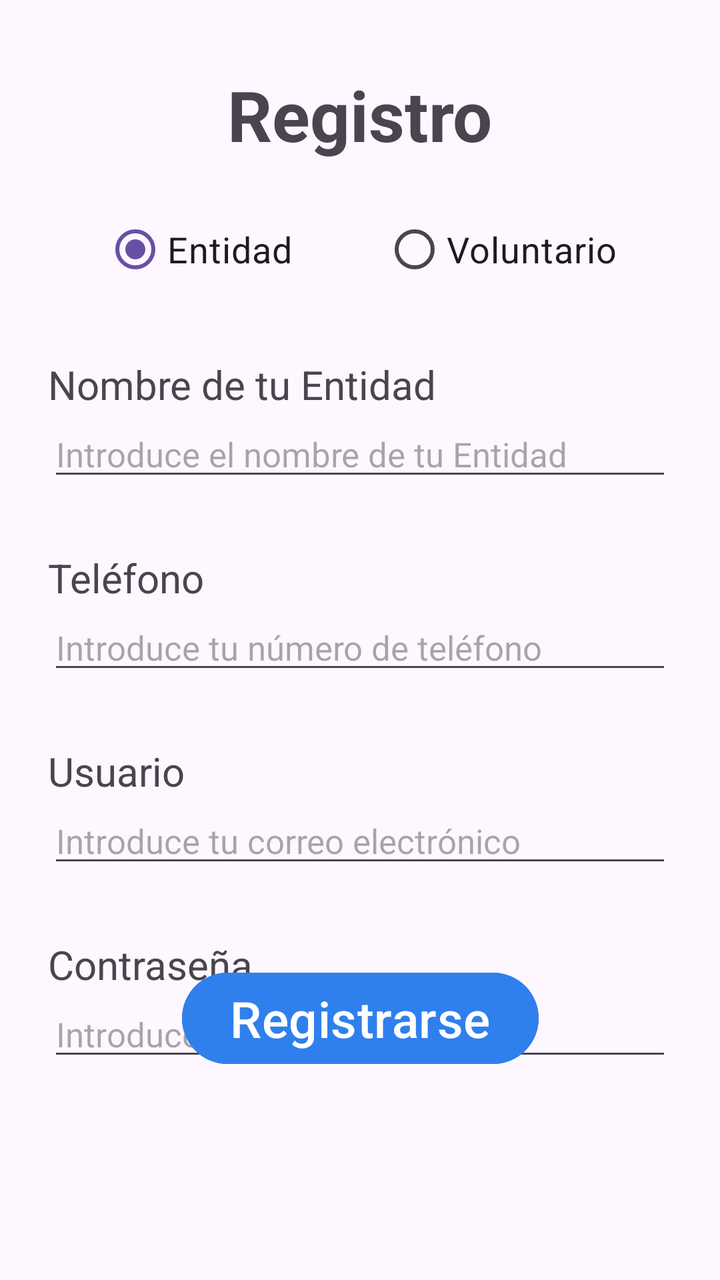
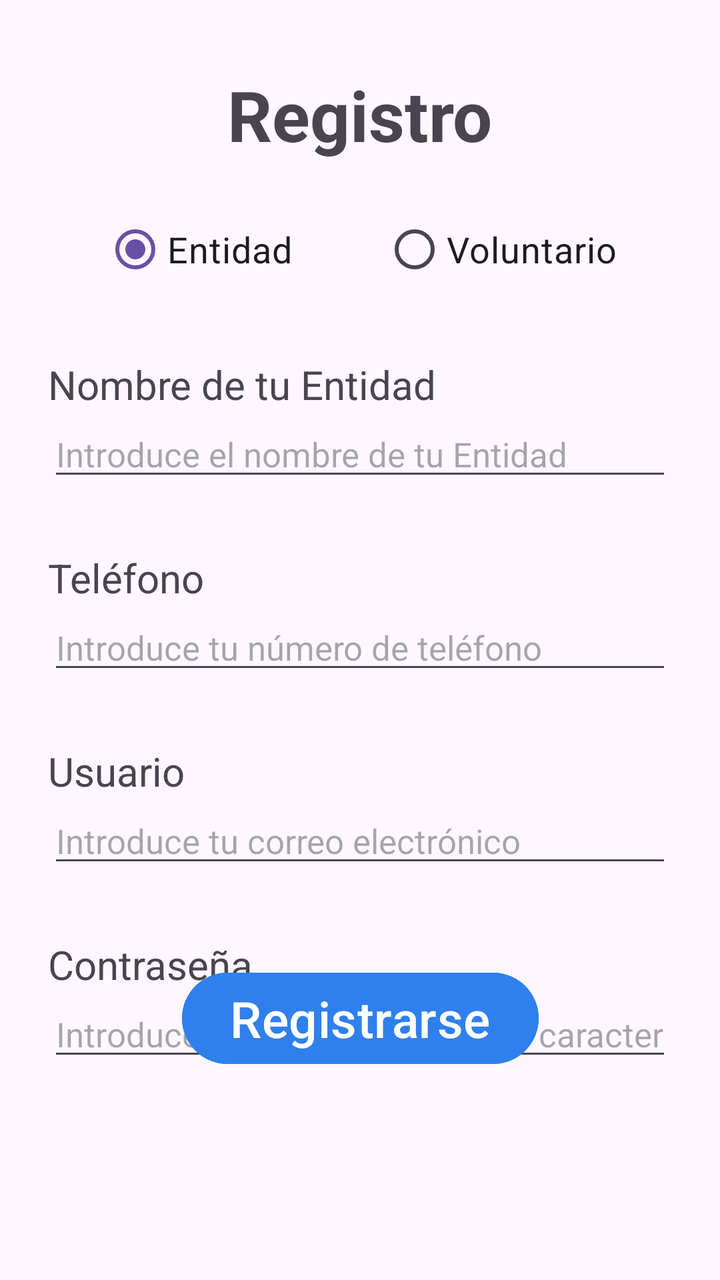

Two renders of the same Android screen: before a commit and after it. Below are the layout's source before the change and the commit's diff.
<!-- AndroidManifest.xml: application theme Theme.Conecta_Voluntariado_TFG -->
<!-- res/layout/activity_registration.xml -->
<?xml version="1.0" encoding="utf-8"?>
<androidx.constraintlayout.widget.ConstraintLayout xmlns:android="http://schemas.android.com/apk/res/android"
    xmlns:app="http://schemas.android.com/apk/res-auto"
    xmlns:tools="http://schemas.android.com/tools"
    android:id="@+id/main"
    android:layout_width="match_parent"
    android:layout_height="match_parent"
    android:padding="24dp"
    tools:context="com.conecta_voluntariado_tfg.RegistrationActivity">

    <TextView
        android:layout_width="wrap_content"
        android:layout_height="wrap_content"
        android:id="@+id/tvSignUp"
        android:text="Registro"
        android:textSize="35sp"
        android:textStyle="bold"
        android:layout_marginTop="10dp"
        app:layout_constraintEnd_toEndOf="parent"
        app:layout_constraintStart_toStartOf="parent"
        app:layout_constraintTop_toTopOf="parent" />

    <RadioGroup
        android:layout_width="wrap_content"
        android:layout_height="wrap_content"
        android:id="@+id/radioGroup"
        android:layout_marginTop="20dp"
        android:orientation="horizontal"
        app:layout_constraintEnd_toEndOf="parent"
        app:layout_constraintStart_toStartOf="parent"
        app:layout_constraintTop_toBottomOf="@+id/tvSignUp">

        <RadioButton
            android:layout_width="wrap_content"
            android:layout_height="wrap_content"
            android:id="@+id/entityRadio"
            android:text="Entidad"
            android:checked="true"
            android:textSize="18sp" />

        <RadioButton
            android:layout_width="wrap_content"
            android:layout_height="wrap_content"
            android:id="@+id/volunteerRadio"
            android:layout_marginLeft="45dp"
            android:text="Voluntario"
            android:textSize="18sp" />
    </RadioGroup>

    <LinearLayout
        android:layout_width="match_parent"
        android:layout_height="wrap_content"
        android:id="@+id/entityContainer"
        android:orientation="vertical"
        app:layout_constraintTop_toBottomOf="@+id/radioGroup"
        app:layout_constraintStart_toStartOf="parent"
        app:layout_constraintEnd_toEndOf="parent">

    <TextView
        android:layout_width="wrap_content"
        android:layout_height="wrap_content"
        android:text="Nombre de tu Entidad"
        android:textSize="20sp"
        android:layout_marginTop="30dp"
        app:layout_constraintStart_toStartOf="parent" />

    <EditText
        android:layout_width="match_parent"
        android:layout_height="wrap_content"
        android:id="@+id/etNameEntity"
        android:hint="Introduce el nombre de tu Entidad"
        android:textSize="17sp"
        android:layout_marginBottom="30dp" />

    <TextView
        android:layout_width="match_parent"
        android:layout_height="wrap_content"
        android:text="Teléfono"
        android:textSize="20sp" />

    <EditText
        android:layout_width="match_parent"
        android:layout_height="wrap_content"
        android:id="@+id/etPhoneNumber"
        android:hint="Introduce tu número de teléfono"
        android:textSize="17sp"
        android:inputType="number"
        android:layout_marginBottom="30dp" />

    <TextView
        android:layout_width="match_parent"
        android:layout_height="wrap_content"
        android:text="Usuario"
        android:textSize="20sp" />

    <EditText
        android:layout_width="match_parent"
        android:layout_height="wrap_content"
        android:id="@+id/etUserEntity"
        android:inputType="textEmailAddress"
        android:hint="Introduce tu correo electrónico"
        android:textSize="17sp"
        android:layout_marginBottom="30dp" />

    <TextView
        android:layout_width="match_parent"
        android:layout_height="wrap_content"
        android:text="Contraseña"
        android:textSize="20sp" />

    <EditText
        android:layout_width="match_parent"
        android:layout_height="wrap_content"
        android:id="@+id/etPassEntity"
        android:hint="Introduce tu contraseña"
        android:textSize="17sp"
        android:inputType="textPassword" />
    </LinearLayout>

    <LinearLayout
    android:layout_width="match_parent"
    android:layout_height="wrap_content"
    android:id="@+id/volunteerContainer"
    android:orientation="vertical"
    android:visibility="gone"
    app:layout_constraintTop_toBottomOf="@+id/radioGroup"
    app:layout_constraintStart_toStartOf="parent"
    app:layout_constraintEnd_toEndOf="parent">

    <TextView
        android:layout_width="wrap_content"
        android:layout_height="wrap_content"
        android:text="Nombre"
        android:textSize="20sp"
        android:layout_marginTop="30dp"
        app:layout_constraintStart_toStartOf="parent" />

    <EditText
        android:layout_width="match_parent"
        android:layout_height="wrap_content"
        android:id="@+id/etNameVolunteer"
        android:hint="Introduce tu nombre"
        android:textSize="17sp"
        android:layout_marginBottom="10dp" />

    <TextView
        android:layout_width="match_parent"
        android:layout_height="wrap_content"
        android:text="Apellidos"
        android:textSize="20sp"
        android:layout_marginTop="20dp" />

    <EditText
        android:layout_width="match_parent"
        android:layout_height="wrap_content"
        android:id="@+id/etSurnameVolunteer"
        android:hint="Introduce tus apellidos"
        android:textSize="17sp"
        android:layout_marginBottom="10dp" />

    <TextView
        android:layout_width="match_parent"
        android:layout_height="wrap_content"
        android:text="Usuario"
        android:textSize="20sp"
        android:layout_marginTop="20dp" />

    <EditText
        android:layout_width="match_parent"
        android:layout_height="wrap_content"
        android:id="@+id/etUserVolunteer"
        android:hint="Introduce tu correo electrónico"
        android:textSize="17sp"
        android:inputType="textEmailAddress"
        android:layout_marginBottom="10dp"/>

    <TextView
        android:layout_width="match_parent"
        android:layout_height="wrap_content"
        android:text="Contraseña"
        android:textSize="20sp"
        android:layout_marginTop="20dp" />

    <EditText
        android:layout_width="match_parent"
        android:layout_height="wrap_content"
        android:id="@+id/etPassVolunteer"
        android:hint="Introduce tu contraseña"
        android:textSize="17sp"
        android:inputType="textPassword" />
</LinearLayout>

    <Button
        android:layout_width="wrap_content"
        android:layout_height="wrap_content"
        android:id="@+id/btnSignUp"
        android:backgroundTint="@color/brand_blue"
        android:text="Registrarse"
        android:textSize="25sp"
        android:layout_marginBottom="80dp"
        app:layout_constraintBottom_toBottomOf="parent"
        app:layout_constraintEnd_toEndOf="parent"
        app:layout_constraintStart_toStartOf="parent" />

</androidx.constraintlayout.widget.ConstraintLayout>
<!-- resources referenced by this layout -->
<resources>
  <color name="brand_blue">#2F80ED</color>
  <style name="Theme.Conecta_Voluntariado_TFG" parent="Base.Theme.Conecta_Voluntariado_TFG" />
  <style name="Base.Theme.Conecta_Voluntariado_TFG" parent="Theme.Material3.DayNight.NoActionBar">
          
          
      </style>
</resources>

<!-- the commit's change to res/layout/activity_registration.xml (unified diff, before → after) -->
@@ -9,21 +9,21 @@
     tools:context="com.conecta_voluntariado_tfg.RegistrationActivity">
 
     <TextView
+        android:id="@+id/tvSignUp"
         android:layout_width="wrap_content"
         android:layout_height="wrap_content"
-        android:id="@+id/tvSignUp"
+        android:layout_marginTop="10dp"
         android:text="Registro"
         android:textSize="35sp"
         android:textStyle="bold"
-        android:layout_marginTop="10dp"
         app:layout_constraintEnd_toEndOf="parent"
         app:layout_constraintStart_toStartOf="parent"
         app:layout_constraintTop_toTopOf="parent" />
 
     <RadioGroup
+        android:id="@+id/radioGroup"
         android:layout_width="wrap_content"
         android:layout_height="wrap_content"
-        android:id="@+id/radioGroup"
         android:layout_marginTop="20dp"
         android:orientation="horizontal"
         app:layout_constraintEnd_toEndOf="parent"
@@ -31,173 +31,173 @@
         app:layout_constraintTop_toBottomOf="@+id/tvSignUp">
 
         <RadioButton
-            android:layout_width="wrap_content"
-            android:layout_height="wrap_content"
             android:id="@+id/entityRadio"
+            android:layout_width="wrap_content"
+            android:layout_height="wrap_content"
+            android:checked="true"
             android:text="Entidad"
-            android:checked="true"
             android:textSize="18sp" />
 
         <RadioButton
-            android:layout_width="wrap_content"
-            android:layout_height="wrap_content"
             android:id="@+id/volunteerRadio"
+            android:layout_width="wrap_content"
+            android:layout_height="wrap_content"
             android:layout_marginLeft="45dp"
             android:text="Voluntario"
             android:textSize="18sp" />
     </RadioGroup>
 
     <LinearLayout
+        android:id="@+id/entityContainer"
         android:layout_width="match_parent"
         android:layout_height="wrap_content"
-        android:id="@+id/entityContainer"
         android:orientation="vertical"
-        app:layout_constraintTop_toBottomOf="@+id/radioGroup"
-        app:layout_constraintStart_toStartOf="parent"
-        app:layout_constraintEnd_toEndOf="parent">
-
-    <TextView
+        app:layout_constraintEnd_toEndOf="parent"
+        app:layout_constraintStart_toStartOf="parent"
+        app:layout_constraintTop_toBottomOf="@+id/radioGroup">
+
+        <TextView
+            android:layout_width="wrap_content"
+            android:layout_height="wrap_content"
+            android:layout_marginTop="30dp"
+            android:text="Nombre de tu Entidad"
+            android:textSize="20sp"
+            app:layout_constraintStart_toStartOf="parent" />
+
+        <EditText
+            android:id="@+id/etNameEntity"
+            android:layout_width="match_parent"
+            android:layout_height="wrap_content"
+            android:layout_marginBottom="30dp"
+            android:hint="Introduce el nombre de tu Entidad"
+            android:textSize="17sp" />
+
+        <TextView
+            android:layout_width="match_parent"
+            android:layout_height="wrap_content"
+            android:text="Teléfono"
+            android:textSize="20sp" />
+
+        <EditText
+            android:id="@+id/etPhoneNumber"
+            android:layout_width="match_parent"
+            android:layout_height="wrap_content"
+            android:layout_marginBottom="30dp"
+            android:hint="Introduce tu número de teléfono"
+            android:inputType="number"
+            android:textSize="17sp" />
+
+        <TextView
+            android:layout_width="match_parent"
+            android:layout_height="wrap_content"
+            android:text="Usuario"
+            android:textSize="20sp" />
+
+        <EditText
+            android:id="@+id/etUserEntity"
+            android:layout_width="match_parent"
+            android:layout_height="wrap_content"
+            android:layout_marginBottom="30dp"
+            android:hint="Introduce tu correo electrónico"
+            android:inputType="textEmailAddress"
+            android:textSize="17sp" />
+
+        <TextView
+            android:layout_width="match_parent"
+            android:layout_height="wrap_content"
+            android:text="Contraseña"
+            android:textSize="20sp" />
+
+        <EditText
+            android:id="@+id/etPassEntity"
+            android:layout_width="match_parent"
+            android:layout_height="wrap_content"
+            android:hint="Introduce tu contraseña (min. 6 caracteres)"
+            android:inputType="textPassword"
+            android:textSize="17sp" />
+    </LinearLayout>
+
+    <LinearLayout
+        android:id="@+id/volunteerContainer"
+        android:layout_width="match_parent"
+        android:layout_height="wrap_content"
+        android:orientation="vertical"
+        android:visibility="gone"
+        app:layout_constraintEnd_toEndOf="parent"
+        app:layout_constraintStart_toStartOf="parent"
+        app:layout_constraintTop_toBottomOf="@+id/radioGroup">
+
+        <TextView
+            android:layout_width="wrap_content"
+            android:layout_height="wrap_content"
+            android:layout_marginTop="30dp"
+            android:text="Nombre"
+            android:textSize="20sp"
+            app:layout_constraintStart_toStartOf="parent" />
+
+        <EditText
+            android:id="@+id/etNameVolunteer"
+            android:layout_width="match_parent"
+            android:layout_height="wrap_content"
+            android:layout_marginBottom="10dp"
+            android:hint="Introduce tu nombre"
+            android:textSize="17sp" />
+
+        <TextView
+            android:layout_width="match_parent"
+            android:layout_height="wrap_content"
+            android:layout_marginTop="20dp"
+            android:text="Apellidos"
+            android:textSize="20sp" />
+
+        <EditText
+            android:id="@+id/etSurnameVolunteer"
+            android:layout_width="match_parent"
+            android:layout_height="wrap_content"
+            android:layout_marginBottom="10dp"
+            android:hint="Introduce tus apellidos"
+            android:textSize="17sp" />
+
+        <TextView
+            android:layout_width="match_parent"
+            android:layout_height="wrap_content"
+            android:layout_marginTop="20dp"
+            android:text="Usuario"
+            android:textSize="20sp" />
+
+        <EditText
+            android:id="@+id/etUserVolunteer"
+            android:layout_width="match_parent"
+            android:layout_height="wrap_content"
+            android:layout_marginBottom="10dp"
+            android:hint="Introduce tu correo electrónico"
+            android:inputType="textEmailAddress"
+            android:textSize="17sp" />
+
+        <TextView
+            android:layout_width="match_parent"
+            android:layout_height="wrap_content"
+            android:layout_marginTop="20dp"
+            android:text="Contraseña"
+            android:textSize="20sp" />
+
+        <EditText
+            android:id="@+id/etPassVolunteer"
+            android:layout_width="match_parent"
+            android:layout_height="wrap_content"
+            android:hint="Introduce tu contraseña (min. 6 caracteres)"
+            android:inputType="textPassword"
+            android:textSize="17sp" />
+    </LinearLayout>
+
+    <Button
+        android:id="@+id/btnSignUp"
         android:layout_width="wrap_content"
         android:layout_height="wrap_content"
-        android:text="Nombre de tu Entidad"
-        android:textSize="20sp"
-        android:layout_marginTop="30dp"
-        app:layout_constraintStart_toStartOf="parent" />
-
-    <EditText
-        android:layout_width="match_parent"
-        android:layout_height="wrap_content"
-        android:id="@+id/etNameEntity"
-        android:hint="Introduce el nombre de tu Entidad"
-        android:textSize="17sp"
-        android:layout_marginBottom="30dp" />
-
-    <TextView
-        android:layout_width="match_parent"
-        android:layout_height="wrap_content"
-        android:text="Teléfono"
-        android:textSize="20sp" />
-
-    <EditText
-        android:layout_width="match_parent"
-        android:layout_height="wrap_content"
-        android:id="@+id/etPhoneNumber"
-        android:hint="Introduce tu número de teléfono"
-        android:textSize="17sp"
-        android:inputType="number"
-        android:layout_marginBottom="30dp" />
-
-    <TextView
-        android:layout_width="match_parent"
-        android:layout_height="wrap_content"
-        android:text="Usuario"
-        android:textSize="20sp" />
-
-    <EditText
-        android:layout_width="match_parent"
-        android:layout_height="wrap_content"
-        android:id="@+id/etUserEntity"
-        android:inputType="textEmailAddress"
-        android:hint="Introduce tu correo electrónico"
-        android:textSize="17sp"
-        android:layout_marginBottom="30dp" />
-
-    <TextView
-        android:layout_width="match_parent"
-        android:layout_height="wrap_content"
-        android:text="Contraseña"
-        android:textSize="20sp" />
-
-    <EditText
-        android:layout_width="match_parent"
-        android:layout_height="wrap_content"
-        android:id="@+id/etPassEntity"
-        android:hint="Introduce tu contraseña"
-        android:textSize="17sp"
-        android:inputType="textPassword" />
-    </LinearLayout>
-
-    <LinearLayout
-    android:layout_width="match_parent"
-    android:layout_height="wrap_content"
-    android:id="@+id/volunteerContainer"
-    android:orientation="vertical"
-    android:visibility="gone"
-    app:layout_constraintTop_toBottomOf="@+id/radioGroup"
-    app:layout_constraintStart_toStartOf="parent"
-    app:layout_constraintEnd_toEndOf="parent">
-
-    <TextView
-        android:layout_width="wrap_content"
-        android:layout_height="wrap_content"
-        android:text="Nombre"
-        android:textSize="20sp"
-        android:layout_marginTop="30dp"
-        app:layout_constraintStart_toStartOf="parent" />
-
-    <EditText
-        android:layout_width="match_parent"
-        android:layout_height="wrap_content"
-        android:id="@+id/etNameVolunteer"
-        android:hint="Introduce tu nombre"
-        android:textSize="17sp"
-        android:layout_marginBottom="10dp" />
-
-    <TextView
-        android:layout_width="match_parent"
-        android:layout_height="wrap_content"
-        android:text="Apellidos"
-        android:textSize="20sp"
-        android:layout_marginTop="20dp" />
-
-    <EditText
-        android:layout_width="match_parent"
-        android:layout_height="wrap_content"
-        android:id="@+id/etSurnameVolunteer"
-        android:hint="Introduce tus apellidos"
-        android:textSize="17sp"
-        android:layout_marginBottom="10dp" />
-
-    <TextView
-        android:layout_width="match_parent"
-        android:layout_height="wrap_content"
-        android:text="Usuario"
-        android:textSize="20sp"
-        android:layout_marginTop="20dp" />
-
-    <EditText
-        android:layout_width="match_parent"
-        android:layout_height="wrap_content"
-        android:id="@+id/etUserVolunteer"
-        android:hint="Introduce tu correo electrónico"
-        android:textSize="17sp"
-        android:inputType="textEmailAddress"
-        android:layout_marginBottom="10dp"/>
-
-    <TextView
-        android:layout_width="match_parent"
-        android:layout_height="wrap_content"
-        android:text="Contraseña"
-        android:textSize="20sp"
-        android:layout_marginTop="20dp" />
-
-    <EditText
-        android:layout_width="match_parent"
-        android:layout_height="wrap_content"
-        android:id="@+id/etPassVolunteer"
-        android:hint="Introduce tu contraseña"
-        android:textSize="17sp"
-        android:inputType="textPassword" />
-</LinearLayout>
-
-    <Button
-        android:layout_width="wrap_content"
-        android:layout_height="wrap_content"
-        android:id="@+id/btnSignUp"
+        android:layout_marginBottom="80dp"
         android:backgroundTint="@color/brand_blue"
         android:text="Registrarse"
         android:textSize="25sp"
-        android:layout_marginBottom="80dp"
         app:layout_constraintBottom_toBottomOf="parent"
         app:layout_constraintEnd_toEndOf="parent"
         app:layout_constraintStart_toStartOf="parent" />
